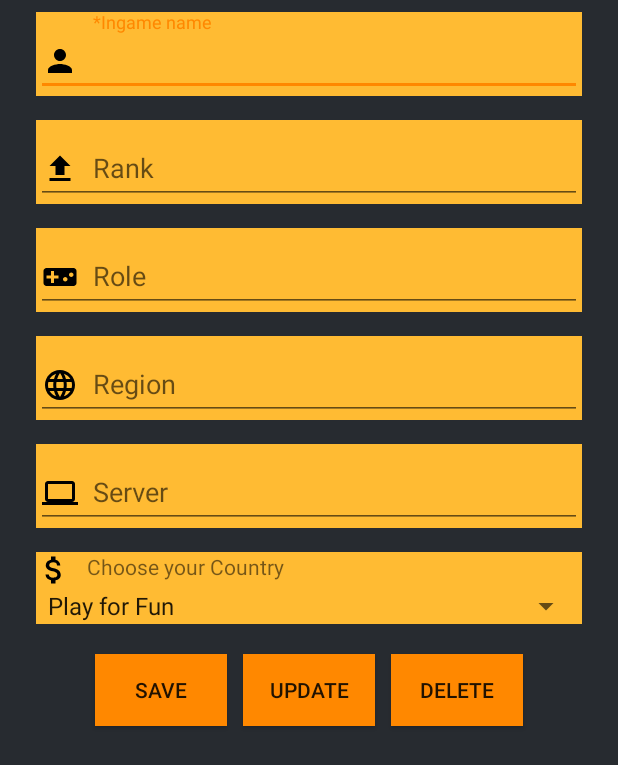
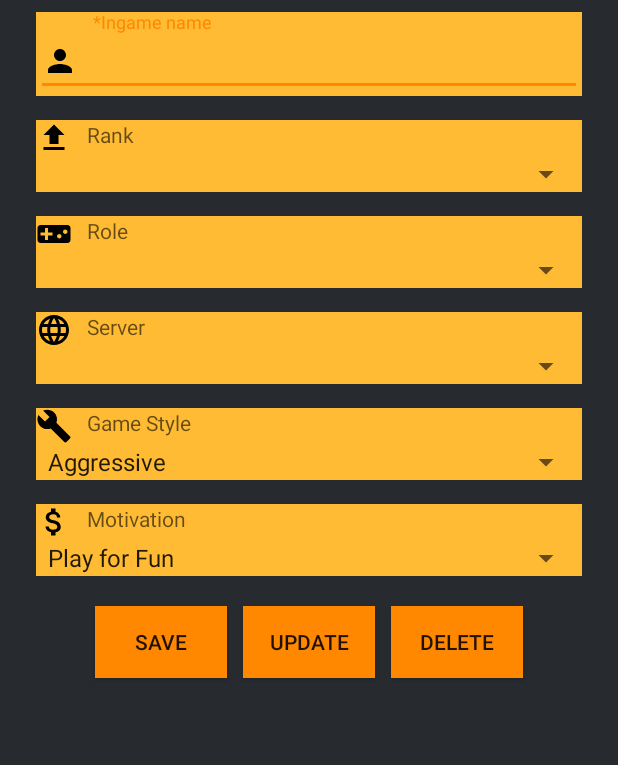
Before and after one commit to RFTteam/UnsolusAndroid, an Android app: the layout fragment_games_param.xml on its own in the app's theme, with its tools: preview values and no code run, on a phone screen of 412 x 824 dp. Shown: the top 765 px of the screen. Run offline under Robolectric (Android 15) with nearby library versions, the phone set to English and light mode, and no system bars; network calls fail.

Commit message:
change edittext to spinner in player profile for each game

```diff
--- a/app/src/main/java/rft/unideb/unsolus/fragments/PlayersFragment.java
+++ b/app/src/main/java/rft/unideb/unsolus/fragments/PlayersFragment.java
@@ -83,8 +83,9 @@ public class PlayersFragment extends Fragment {
                             stuffsFromPlayers = new ArrayList<String>();
                             stuffsFromPlayers.add("\t Game - " + player.getGame() +
                                     "\n \t \t Rank - " + player.getRank() +
+                                    "\n \t \t Region - " + player.getRegion() +
+                                    "\n \t \t Role - " + player.getRole() +
                                     "\n \t \t Server - " + player.getServer() +
-                                    "\n \t \t Role - " + player.getRole() +
                                     "\n \t \t Motivation - " + player.getMotivation());
 
                             listDataChild.put(listDataHeader.get(counter), stuffsFromPlayers);
--- /dev/null
+++ b/app/src/main/res/drawable/icon_style.xml
@@ -0,0 +1,9 @@
+<vector xmlns:android="http://schemas.android.com/apk/res/android"
+        android:width="24dp"
+        android:height="24dp"
+        android:viewportWidth="24.0"
+        android:viewportHeight="24.0">
+    <path
+        android:fillColor="#FF000000"
+        android:pathData="M22.7,19l-9.1,-9.1c0.9,-2.3 0.4,-5 -1.5,-6.9 -2,-2 -5,-2.4 -7.4,-1.3L9,6 6,9 1.6,4.7C0.4,7.1 0.9,10.1 2.9,12.1c1.9,1.9 4.6,2.4 6.9,1.5l9.1,9.1c0.4,0.4 1,0.4 1.4,0l2.3,-2.3c0.5,-0.4 0.5,-1.1 0.1,-1.4z"/>
+</vector>
--- a/app/src/main/res/layout/fragment_games_param.xml
+++ b/app/src/main/res/layout/fragment_games_param.xml
@@ -45,7 +45,7 @@
                 android:layout_marginTop="8dp"
                 android:background="@android:color/holo_orange_light">
 
-                <EditText
+                <TextView
                     android:id="@+id/input_rank"
                     android:layout_width="match_parent"
                     android:layout_height="wrap_content"
@@ -53,7 +53,13 @@
                     android:drawablePadding="10dp"
                     android:drawableStart="@drawable/rank_icon"
                     android:hint="Rank"
-                    android:inputType="textCapWords" />
+                    android:clickable="false"/>
+                <Spinner
+                    android:id="@+id/input_rank_spinner"
+                    android:layout_width="match_parent"
+                    android:layout_height="wrap_content"
+                    android:inputType="textFilter"
+                    android:hint="Rank"/>
             </android.support.design.widget.TextInputLayout>
 
             <android.support.design.widget.TextInputLayout
@@ -63,15 +69,21 @@
                 android:layout_marginTop="8dp"
                 android:background="@android:color/holo_orange_light">
 
-                <EditText
+                <TextView
                     android:id="@+id/input_role"
                     android:layout_width="match_parent"
                     android:layout_height="wrap_content"
                     android:drawableLeft="@drawable/videogame_name"
                     android:drawablePadding="10dp"
                     android:drawableStart="@drawable/videogame_name"
-                    android:hint="Role"
-                    android:inputType="textCapWords" />
+                    android:clickable="false"
+                    android:hint="Role" />
+                <Spinner
+                    android:id="@+id/input_role_spinner"
+                    android:layout_width="match_parent"
+                    android:layout_height="wrap_content"
+                    android:inputType="textFilter"
+                    android:hint="Role"/>
             </android.support.design.widget.TextInputLayout>
 
             <android.support.design.widget.TextInputLayout
@@ -81,15 +93,21 @@
                 android:layout_marginTop="8dp"
                 android:background="@android:color/holo_orange_light">
 
-                <EditText
+                <TextView
                     android:id="@+id/input_region"
                     android:layout_width="match_parent"
                     android:layout_height="wrap_content"
                     android:drawableLeft="@drawable/country_icon"
                     android:drawablePadding="10dp"
                     android:drawableStart="@drawable/country_icon"
-                    android:hint="Region"
-                    android:inputType="textCapWords" />
+                    android:clickable="false"
+                    android:hint="Server" />
+                <Spinner
+                    android:id="@+id/input_server_spinner"
+                    android:layout_width="match_parent"
+                    android:layout_height="wrap_content"
+                    android:inputType="textFilter"
+                    android:hint="Style"/>
             </android.support.design.widget.TextInputLayout>
 
             <android.support.design.widget.TextInputLayout
@@ -99,15 +117,22 @@
                 android:layout_marginTop="8dp"
                 android:background="@android:color/holo_orange_light">
 
-                <EditText
+                <TextView
                     android:id="@+id/input_server"
                     android:layout_width="match_parent"
                     android:layout_height="wrap_content"
-                    android:drawableLeft="@drawable/server_icon"
+                    android:drawableLeft="@drawable/icon_style"
                     android:drawablePadding="10dp"
-                    android:drawableStart="@drawable/server_icon"
-                    android:hint="Server"
-                    android:inputType="textCapWords" />
+                    android:drawableStart="@drawable/icon_style"
+                    android:hint="Game Style"
+                    android:clickable="false"/>
+                <Spinner
+                    android:id="@+id/input_style_spinner"
+                    android:layout_width="match_parent"
+                    android:layout_height="wrap_content"
+                    android:inputType="textFilter"
+                    android:entries="@array/styles"
+                    android:hint="Style"/>
             </android.support.design.widget.TextInputLayout>
 
             <android.support.design.widget.TextInputLayout
@@ -126,8 +151,7 @@
                     android:drawablePadding="10dp"
                     android:drawableStart="@drawable/motivation_icon"
                     android:hint="Motivation"
-                    android:clickable="false"
-                    android:text="Choose your Country" />
+                    android:clickable="false" />
 
                 <Spinner
                     android:id="@+id/input_motivation_spinner"
--- a/app/src/main/res/values/strings.xml
+++ b/app/src/main/res/values/strings.xml
@@ -411,31 +411,18 @@
         <item>Master</item>
         <item>Challenger</item>
     </string-array>
-    <string-array name="lol_servers">
-        <item>North America</item>
-        <item>EU Nordic / East</item>
-        <item>EU West</item>
-        <item>Latin America South</item>
-        <item>Latin America North</item>
-        <item>Brazil</item>
-        <item>Turkey</item>
-        <item>Oceania</item>
-    </string-array>
-    <string-array name="lol_roles">
-        <item>AD Carry</item>
-        <item>Support</item>
-        <item>Mid</item>
-        <item>Top</item>
-        <item>Jungler</item>
-    </string-array>
     <string-array name="motivations">
         <item>Play for Fun</item>
         <item>Become Pro</item>
         <item>Amateur</item>
     </string-array>
-    <string-array name="firtnite_servers">
-        <item>American</item>
-        <item>European</item>
+    <string-array name="styles">
+        <item>Aggressive</item>
+        <item>Passive</item>
+        <item>Roamer</item>
+        <item>Ganker</item>
+        <item>Invader</item>
+        <item>Farmer</item>
     </string-array>
 
     <string name="title_activity_main">MainActivity</string>
```
Also changed, not shown: app/src/main/java/rft/unideb/unsolus/PlayerProfileActivity.java (+9 -13 lines), app/src/main/java/rft/unideb/unsolus/fragments/GamesParamFragment.java (+63 -16 lines).
